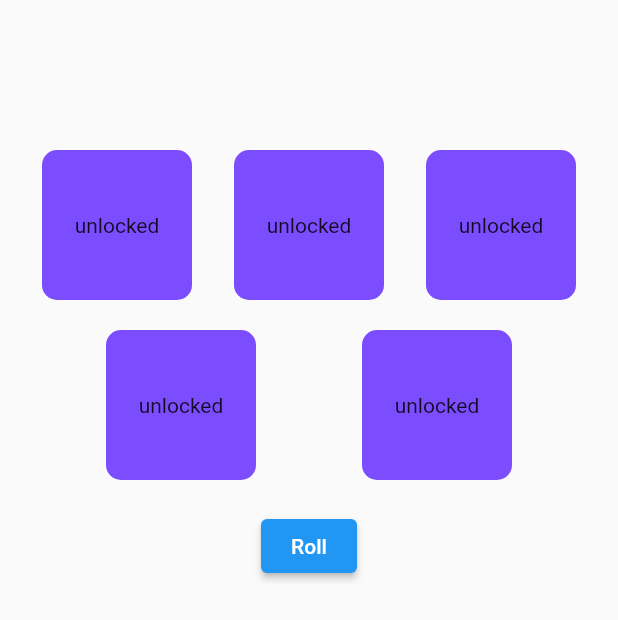
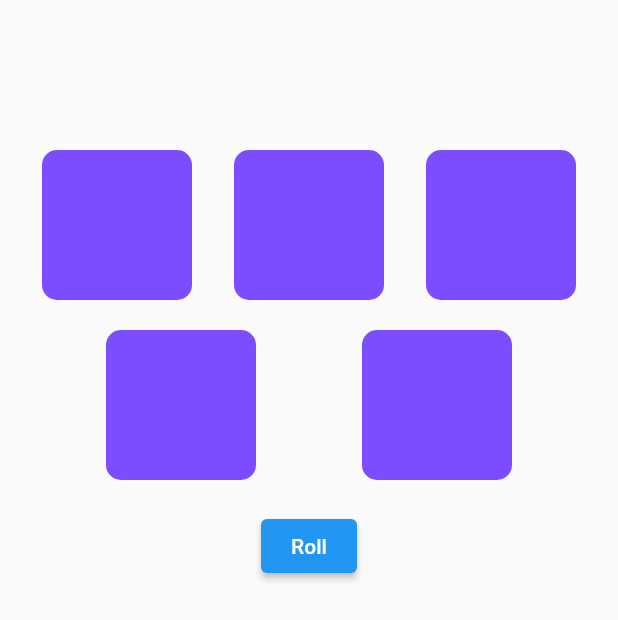
Before and after one commit to ThomasHerondale/vudu_companion, a Flutter app: the screen it shows after launch, on a phone screen of 412 x 824 dp. Shown: the top 620 px of the screen. Run offline on Flutter 3.47's test engine with Material 2 defaults, Android fonts, the phone set to English and light mode, and no system bars; our stand-ins replace bloc, equatable, flutter_bloc, gap.

Commit message:
Styling dadi

```diff
--- a/lib/dice.dart
+++ b/lib/dice.dart
@@ -23,13 +23,15 @@ class Dice extends StatelessWidget {
               decoration: BoxDecoration(
                 color: state.faces[index].faceColor,
                 borderRadius: BorderRadius.circular(10),
+                border: Border.all(
+                  width: state.lockFlags[index] ? 3 : 0,
+                  color: state.lockFlags[index] ?
+                  Colors.grey.shade600
+                  :
+                  Colors.transparent,
+                )
               ),
-              child: Center(
-                child: Text(
-                  state.lockFlags[index] ? 'locked' : 'unlocked',
-                ),
               ),
-            ),
           );
         } else {
           return const CircularProgressIndicator();
```
